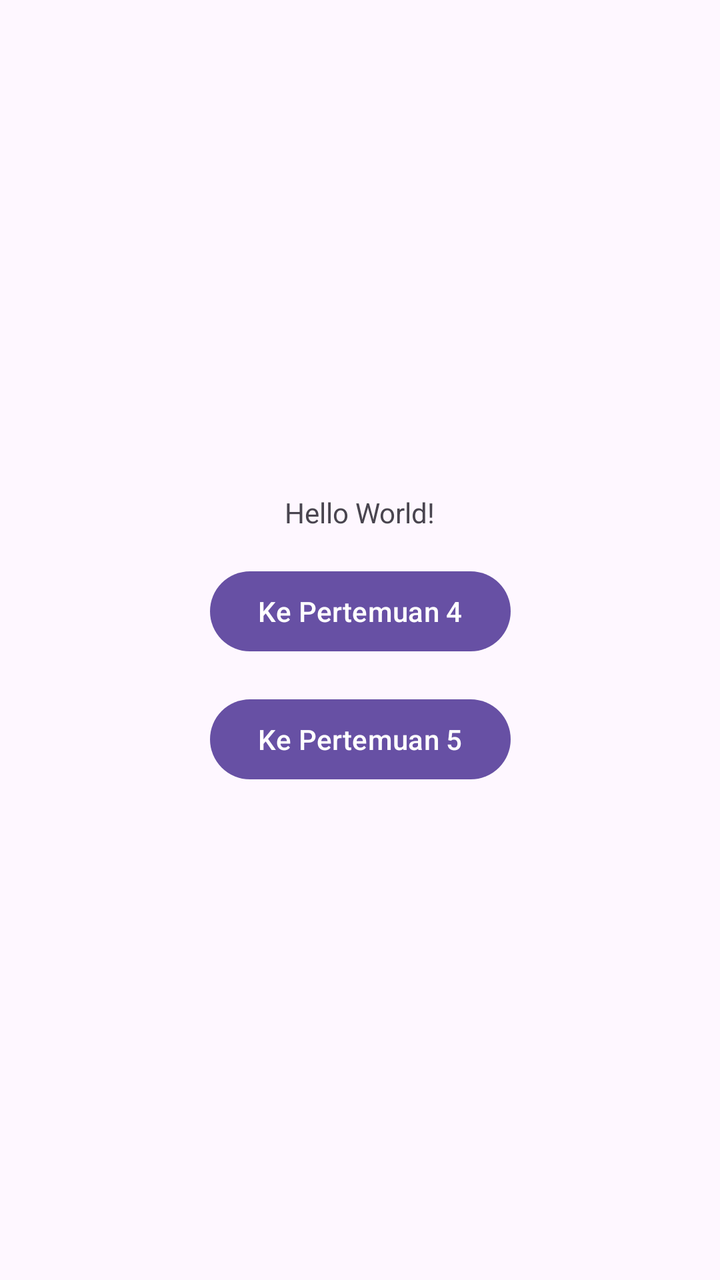
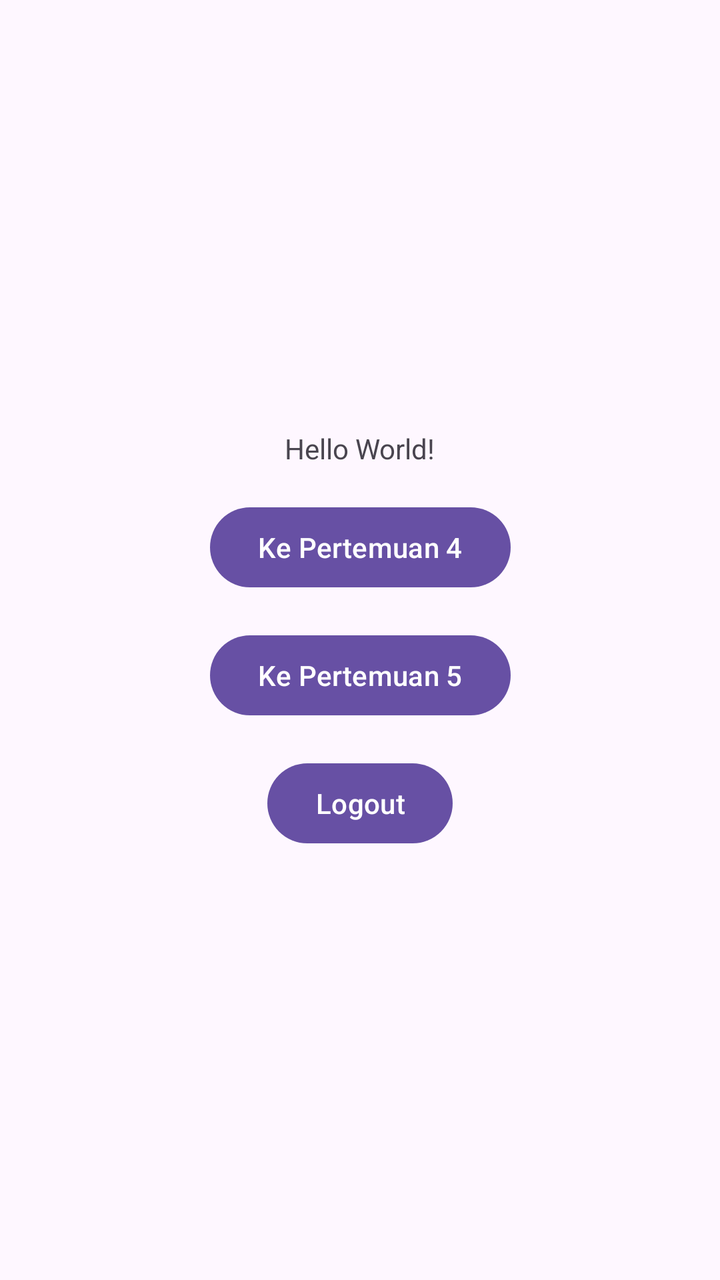

Two renders of the same Android screen: before a commit and after it. Below are the layout's source before the change and the commit's diff.
<!-- AndroidManifest.xml: application theme Theme.Uranus_Rangga -->
<!-- res/layout/activity_main.xml -->
<?xml version="1.0" encoding="utf-8"?>
<androidx.constraintlayout.widget.ConstraintLayout xmlns:android="http://schemas.android.com/apk/res/android"
    xmlns:app="http://schemas.android.com/apk/res-auto"
    xmlns:tools="http://schemas.android.com/tools"
    android:id="@+id/main"
    android:layout_width="match_parent"
    android:layout_height="match_parent"
    tools:context=".MainActivity">

    <TextView
        android:id="@+id/textHello"
        android:layout_width="wrap_content"
        android:layout_height="wrap_content"
        android:text="Hello World!"
        app:layout_constraintBottom_toTopOf="@+id/btnToFourth"
        app:layout_constraintEnd_toEndOf="parent"
        app:layout_constraintStart_toStartOf="parent"
        app:layout_constraintTop_toTopOf="parent"
        app:layout_constraintVertical_chainStyle="packed" />

    
    <Button
        android:id="@+id/btnToFourth"
        android:layout_width="wrap_content"
        android:layout_height="wrap_content"
        android:layout_marginTop="16dp"
        android:text="Ke Pertemuan 4"
        app:layout_constraintBottom_toTopOf="@+id/btnToFifth"
        app:layout_constraintEnd_toEndOf="parent"
        app:layout_constraintStart_toStartOf="parent"
        app:layout_constraintTop_toBottomOf="@+id/textHello" />

    
    <Button
        android:id="@+id/btnToFifth"
        android:layout_width="wrap_content"
        android:layout_height="wrap_content"
        android:layout_marginTop="16dp"
        android:text="Ke Pertemuan 5"
        app:layout_constraintBottom_toBottomOf="parent"
        app:layout_constraintEnd_toEndOf="parent"
        app:layout_constraintStart_toStartOf="parent"
        app:layout_constraintTop_toBottomOf="@+id/btnToFourth" />

</androidx.constraintlayout.widget.ConstraintLayout>
<!-- resources referenced by this layout -->
<resources>
  <style name="Theme.Uranus_Rangga" parent="Base.Theme.Uranus_Rangga" />
  <style name="Base.Theme.Uranus_Rangga" parent="Theme.Material3.DayNight.NoActionBar">
          
          
      </style>
</resources>

<!-- the commit's change to res/layout/activity_main.xml (unified diff, before → after) -->
@@ -37,9 +37,21 @@
         android:layout_height="wrap_content"
         android:layout_marginTop="16dp"
         android:text="Ke Pertemuan 5"
-        app:layout_constraintBottom_toBottomOf="parent"
+        app:layout_constraintBottom_toTopOf="@+id/btnLogout"
         app:layout_constraintEnd_toEndOf="parent"
         app:layout_constraintStart_toStartOf="parent"
         app:layout_constraintTop_toBottomOf="@+id/btnToFourth" />
 
+    
+    <Button
+        android:id="@+id/btnLogout"
+        android:layout_width="wrap_content"
+        android:layout_height="wrap_content"
+        android:layout_marginTop="16dp"
+        android:text="Logout"
+        app:layout_constraintBottom_toBottomOf="parent"
+        app:layout_constraintEnd_toEndOf="parent"
+        app:layout_constraintStart_toStartOf="parent"
+        app:layout_constraintTop_toBottomOf="@+id/btnToFifth" />
+
 </androidx.constraintlayout.widget.ConstraintLayout>
